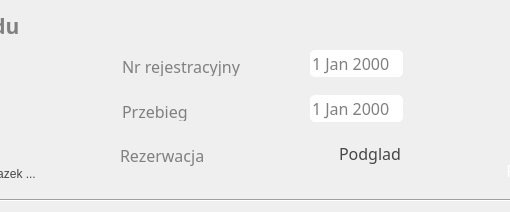
Qt form carblock.ui (RStravinsky/CarReservation) before a commit; both pictures show x 190 to 700 and y 0 to 212 of the 800 by 212 pixel window.
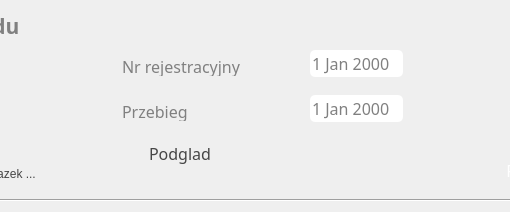
The same form after that commit. Icons and pictures are not drawn.

```diff
--- a/carblock.ui
+++ b/carblock.ui
@@ -360,7 +360,7 @@
   <widget class="QLabel" name="lblNotesImage">
    <property name="geometry">
     <rect>
-     <x>460</x>
+     <x>270</x>
      <y>140</y>
      <width>31</width>
      <height>31</height>
@@ -379,7 +379,7 @@
   <widget class="QPushButton" name="btnViewNotes">
    <property name="geometry">
     <rect>
-     <x>500</x>
+     <x>310</x>
      <y>140</y>
      <width>120</width>
      <height>27</height>
@@ -498,25 +498,6 @@
     <bool>true</bool>
    </property>
   </widget>
-  <widget class="QLabel" name="lblReservation">
-   <property name="geometry">
-    <rect>
-     <x>310</x>
-     <y>145</y>
-     <width>151</width>
-     <height>21</height>
-    </rect>
-   </property>
-   <property name="font">
-    <font>
-     <family>Sans</family>
-     <pointsize>12</pointsize>
-    </font>
-   </property>
-   <property name="text">
-    <string>Rezerwacja</string>
-   </property>
-  </widget>
   <widget class="QPushButton" name="btnAddImage">
    <property name="geometry">
     <rect>
```
Left out of the diff: 19 changed lines with no effect on the pictures.
